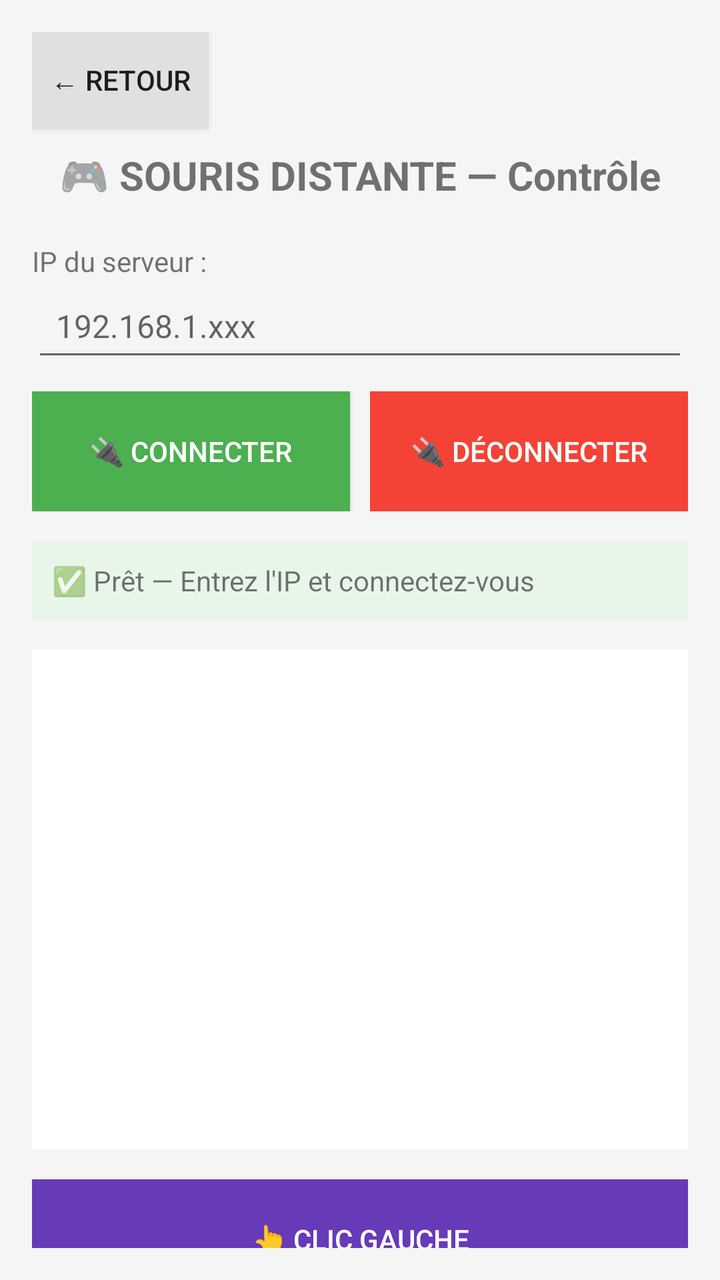
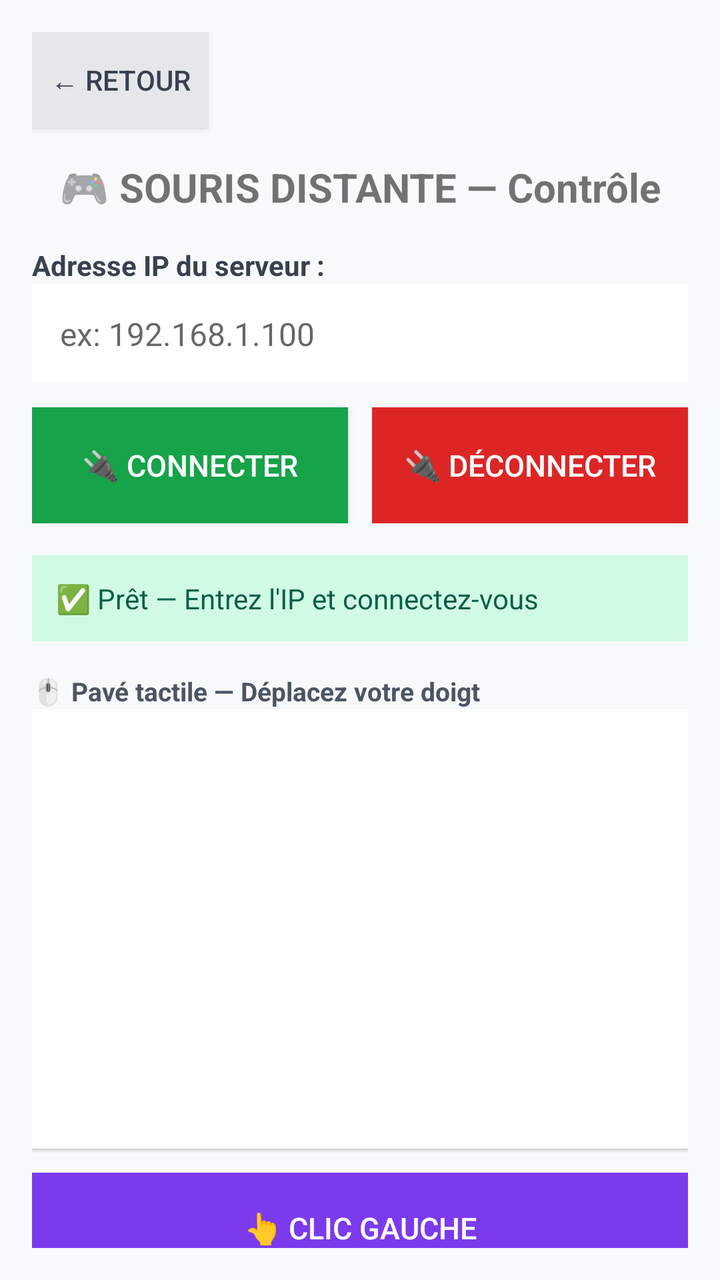

An Android layout rendered at two revisions. The XML below is the earlier revision; the diff shows what the commit changed to produce the second picture.
<!-- AndroidManifest.xml: application theme Theme.AppCompat.Light.NoActionBar -->
<!-- res/layout/activity_client.xml -->
<?xml version="1.0" encoding="utf-8"?>
<LinearLayout xmlns:android="http://schemas.android.com/apk/res/android"
    android:layout_width="match_parent"
    android:layout_height="match_parent"
    android:orientation="vertical"
    android:padding="16dp"
    android:background="#F5F5F5">

    <Button
        android:id="@+id/btnBackToMainClient"
        android:layout_width="wrap_content"
        android:layout_height="wrap_content"
        android:text="← Retour"
        android:background="#E0E0E0"
        android:layout_marginBottom="10dp"/>

    <TextView
        android:layout_width="match_parent"
        android:layout_height="wrap_content"
        android:text="🎮 SOURIS DISTANTE — Contrôle"
        android:textSize="20sp"
        android:textStyle="bold"
        android:gravity="center"
        android:layout_marginBottom="20dp"/>

    <TextView
        android:layout_width="wrap_content"
        android:layout_height="wrap_content"
        android:text="IP du serveur :"
        android:textSize="14sp"/>

    <EditText
        android:id="@+id/etServerIp"
        android:layout_width="match_parent"
        android:layout_height="wrap_content"
        android:hint="192.168.1.xxx"
        android:inputType="text"
        android:textSize="16sp"
        android:padding="12dp"
        android:layout_marginBottom="10dp"/>

    <LinearLayout
        android:layout_width="match_parent"
        android:layout_height="wrap_content"
        android:orientation="horizontal">

        <Button
            android:id="@+id/btnConnect"
            android:layout_width="0dp"
            android:layout_height="60dp"
            android:layout_weight="1"
            android:text="🔌 CONNECTER"
            android:background="#4CAF50"
            android:textColor="#FFFFFF"
            android:layout_marginEnd="5dp"/>

        <Button
            android:id="@+id/btnDisconnectClient"
            android:layout_width="0dp"
            android:layout_height="60dp"
            android:layout_weight="1"
            android:text="🔌 DÉCONNECTER"
            android:background="#F44336"
            android:textColor="#FFFFFF"
            android:layout_marginStart="5dp"
            android:enabled="false"/>
    </LinearLayout>

    <TextView
        android:id="@+id/tvClientStatus"
        android:layout_width="match_parent"
        android:layout_height="wrap_content"
        android:text="✅ Prêt — Entrez l'IP et connectez-vous"
        android:textSize="14sp"
        android:padding="10dp"
        android:background="#E8F5E9"
        android:layout_marginTop="15dp"
        android:layout_marginBottom="15dp"/>

    <View
        android:id="@+id/touchpadClient"
        android:layout_width="match_parent"
        android:layout_height="250dp"
        android:background="#FFFFFF"
        android:layout_marginBottom="15dp"
        android:enabled="false"/>

    <Button
        android:id="@+id/btnClickClient"
        android:layout_width="match_parent"
        android:layout_height="60dp"
        android:text="👆 CLIC GAUCHE"
        android:background="#673AB7"
        android:textColor="#FFFFFF"
        android:layout_marginBottom="15dp"
        android:enabled="false"/>

    <TextView
        android:layout_width="match_parent"
        android:layout_height="wrap_content"
        android:text="📊 Journal de connexion :"
        android:textSize="12sp"
        android:textStyle="bold"/>

    <TextView
        android:id="@+id/tvClientDebug"
        android:layout_width="match_parent"
        android:layout_height="0dp"
        android:layout_weight="1"
        android:text=""
        android:textSize="10sp"
        android:padding="8dp"
        android:background="#EEEEEE"
        android:fontFamily="monospace"/>

</LinearLayout>
<!-- resources referenced by this layout -->
<resources>

</resources>

<!-- the commit's change to res/layout/activity_client.xml (unified diff, before → after) -->
@@ -4,15 +4,16 @@
     android:layout_height="match_parent"
     android:orientation="vertical"
     android:padding="16dp"
-    android:background="#F5F5F5">
+    android:background="#F8F9FA">
 
     <Button
-        android:id="@+id/btnBackToMainClient"
+        android:id="@+id/btnBackClient"
         android:layout_width="wrap_content"
         android:layout_height="wrap_content"
         android:text="← Retour"
-        android:background="#E0E0E0"
-        android:layout_marginBottom="10dp"/>
+        android:background="#E5E7EB"
+        android:textColor="#374151"
+        android:layout_marginBottom="16dp"/>
 
     <TextView
         android:layout_width="match_parent"
@@ -21,23 +22,26 @@
         android:textSize="20sp"
         android:textStyle="bold"
         android:gravity="center"
-        android:layout_marginBottom="20dp"/>
+        android:layout_marginBottom="16dp"/>
 
     <TextView
         android:layout_width="wrap_content"
         android:layout_height="wrap_content"
-        android:text="IP du serveur :"
-        android:textSize="14sp"/>
+        android:text="Adresse IP du serveur :"
+        android:textSize="14sp"
+        android:textStyle="bold"
+        android:textColor="#374151"/>
 
     <EditText
         android:id="@+id/etServerIp"
         android:layout_width="match_parent"
         android:layout_height="wrap_content"
-        android:hint="192.168.1.xxx"
+        android:hint="ex: 192.168.1.100"
         android:inputType="text"
         android:textSize="16sp"
-        android:padding="12dp"
-        android:layout_marginBottom="10dp"/>
+        android:padding="14dp"
+        android:background="#FFFFFF"
+        android:layout_marginBottom="12dp"/>
 
     <LinearLayout
         android:layout_width="match_parent"
@@ -47,23 +51,27 @@
         <Button
             android:id="@+id/btnConnect"
             android:layout_width="0dp"
-            android:layout_height="60dp"
+            android:layout_height="58dp"
             android:layout_weight="1"
             android:text="🔌 CONNECTER"
-            android:background="#4CAF50"
+            android:background="#16A34A"
             android:textColor="#FFFFFF"
-            android:layout_marginEnd="5dp"/>
+            android:textSize="15sp"
+            android:layout_marginEnd="6dp"
+            android:elevation="2dp"/>
 
         <Button
-            android:id="@+id/btnDisconnectClient"
+            android:id="@+id/btnDisconnect"
             android:layout_width="0dp"
-            android:layout_height="60dp"
+            android:layout_height="58dp"
             android:layout_weight="1"
             android:text="🔌 DÉCONNECTER"
-            android:background="#F44336"
+            android:background="#DC2626"
             android:textColor="#FFFFFF"
-            android:layout_marginStart="5dp"
-            android:enabled="false"/>
+            android:textSize="15sp"
+            android:layout_marginStart="6dp"
+            android:enabled="false"
+            android:elevation="2dp"/>
     </LinearLayout>
 
     <TextView
@@ -72,45 +80,60 @@
         android:layout_height="wrap_content"
         android:text="✅ Prêt — Entrez l'IP et connectez-vous"
         android:textSize="14sp"
-        android:padding="10dp"
-        android:background="#E8F5E9"
-        android:layout_marginTop="15dp"
-        android:layout_marginBottom="15dp"/>
+        android:padding="12dp"
+        android:background="#D1FAE5"
+        android:textColor="#065F46"
+        android:layout_marginTop="16dp"
+        android:layout_marginBottom="16dp"/>
+
+    <TextView
+        android:layout_width="match_parent"
+        android:layout_height="wrap_content"
+        android:text="🖱️ Pavé tactile — Déplacez votre doigt"
+        android:textSize="13sp"
+        android:textStyle="bold"
+        android:textColor="#4B5563"/>
 
     <View
-        android:id="@+id/touchpadClient"
+        android:id="@+id/touchpad"
         android:layout_width="match_parent"
-        android:layout_height="250dp"
+        android:layout_height="220dp"
         android:background="#FFFFFF"
-        android:layout_marginBottom="15dp"
-        android:enabled="false"/>
+        android:layout_marginBottom="12dp"
+        android:enabled="false"
+        android:elevation="1dp"/>
 
     <Button
-        android:id="@+id/btnClickClient"
+        android:id="@+id/btnLeftClick"
         android:layout_width="match_parent"
-        android:layout_height="60dp"
+        android:layout_height="55dp"
         android:text="👆 CLIC GAUCHE"
-        android:background="#673AB7"
+        android:background="#7C3AED"
         android:textColor="#FFFFFF"
-        android:layout_marginBottom="15dp"
-        android:enabled="false"/>
+        android:textSize="15sp"
+        android:layout_marginBottom="16dp"
+        android:enabled="false"
+        android:elevation="2dp"/>
 
     <TextView
         android:layout_width="match_parent"
         android:layout_height="wrap_content"
         android:text="📊 Journal de connexion :"
         android:textSize="12sp"
-        android:textStyle="bold"/>
+        android:textStyle="bold"
+        android:textColor="#4B5563"/>
 
     <TextView
-        android:id="@+id/tvClientDebug"
+        android:id="@+id/tvClientLog"
         android:layout_width="match_parent"
         android:layout_height="0dp"
         android:layout_weight="1"
         android:text=""
-        android:textSize="10sp"
-        android:padding="8dp"
-        android:background="#EEEEEE"
-        android:fontFamily="monospace"/>
+        android:textSize="11sp"
+        android:padding="10dp"
+        android:background="#FFFFFF"
+        android:textColor="#374151"
+        android:fontFamily="monospace"
+        android:scrollbars="vertical"/>
 
 </LinearLayout>
